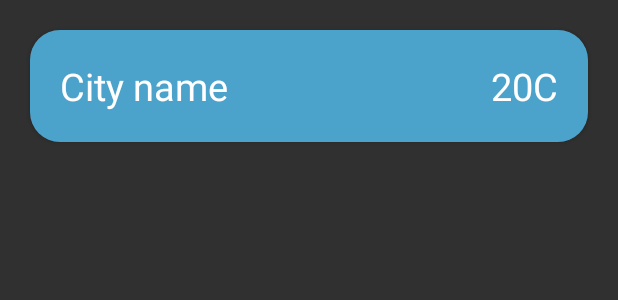
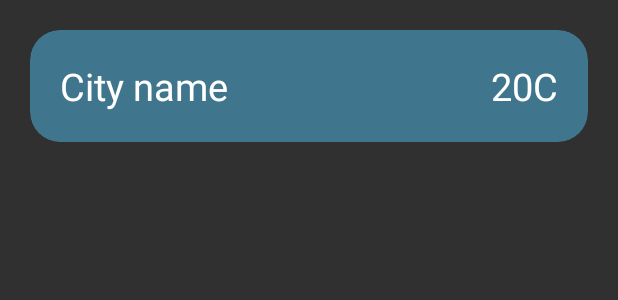
Before and after one commit to Filipm1996/WeatherApp, an Android app: the layout recycler_view_element.xml on its own in the app's theme, with its tools: preview values and no code run, on a phone screen of 412 x 824 dp. Shown: the top 300 px of the screen. Run offline under Robolectric (Android 15) with nearby library versions, the phone set to English and light mode, and no system bars.

Commit message:
layout changed

```diff
--- a/app/src/main/java/com/example/weathertask/activity_fragments/CityWeatherActivity.kt
+++ b/app/src/main/java/com/example/weathertask/activity_fragments/CityWeatherActivity.kt
@@ -19,11 +19,11 @@ class CityWeatherActivity : AppCompatActivity() {
 
     private fun setText() {
         binding.cityTitle.text = weather.cityName
-        Picasso.get().load("https://openweathermap.org/img/wn/${weather.icon}@2x.png").into(binding.weatherIcon)
+        Picasso.get().load("https://openweathermap.org/img/wn/${weather.icon}@2x.png").fit().centerCrop().into(binding.weatherIcon)
         binding.weatherDescription.text = weather.description
         binding.temperatureFellValue.text = weather.tempFell.toString() +" \u2103"
         binding.temperature.text = weather.temp.toString() +" \u2103"
-        binding.presureValue.text = weather.pressure.toString() + " hPa"
+        binding.pressureValue.text = weather.pressure.toString() + " hPa"
         binding.visibilityValue.text = weather.visibility.toString() + " m"
         binding.windSpeedValue.text = weather.windSpeed.toString() +" m/s"
         binding.cloudinessValue.text = weather.cloudiness.toString() + " %"
--- a/app/src/main/res/layout/activity_main.xml
+++ b/app/src/main/res/layout/activity_main.xml
@@ -3,15 +3,15 @@
     xmlns:tools="http://schemas.android.com/tools"
     android:layout_width="match_parent"
     android:layout_height="match_parent"
-    android:background="@color/light_marine"
+    android:background="@drawable/pexels_frederik_s_rensen_2404843"
     xmlns:app="http://schemas.android.com/apk/res-auto"
     tools:context=".activity_fragments.MainActivity">
 
     <androidx.constraintlayout.widget.ConstraintLayout
         android:layout_width="match_parent"
         android:layout_height="wrap_content"
-        android:padding="10dp"
-        android:background="@color/dark_marine"
+        android:padding="5dp"
+        android:background="@color/marine"
         android:id="@+id/searchConstraintLayout"
         app:layout_constraintTop_toTopOf="parent"
         >
--- a/app/src/main/res/layout/recycler_view_element.xml
+++ b/app/src/main/res/layout/recycler_view_element.xml
@@ -1,33 +1,36 @@
 <?xml version="1.0" encoding="utf-8"?>
 <androidx.cardview.widget.CardView xmlns:android="http://schemas.android.com/apk/res/android"
+    xmlns:app="http://schemas.android.com/apk/res-auto"
     android:layout_width="match_parent"
     android:layout_height="wrap_content"
-    xmlns:app="http://schemas.android.com/apk/res-auto"
     android:layout_margin="20dp"
-    app:cardCornerRadius="20dp">
+    app:cardBackgroundColor="@color/marine_transparent"
+    app:cardCornerRadius="20dp"
+    app:cardElevation="0dp">
+
     <androidx.constraintlayout.widget.ConstraintLayout
         android:layout_width="match_parent"
-    android:padding="20dp"
-    android:background="@color/marine"
-    android:layout_height="wrap_content">
+        android:layout_height="wrap_content"
+        android:padding="20dp">
+
         <TextView
-        app:layout_constraintStart_toStartOf="parent"
-        app:layout_constraintTop_toTopOf="parent"
+            android:id="@+id/cityName"
             android:layout_width="wrap_content"
             android:layout_height="wrap_content"
             android:text="City name"
-        android:id="@+id/cityName"
             android:textColor="@color/white"
-        android:textSize="25sp"/>
+            android:textSize="25sp"
+            app:layout_constraintStart_toStartOf="parent"
+            app:layout_constraintTop_toTopOf="parent" />
 
         <TextView
+            android:id="@+id/temperature"
             android:layout_width="wrap_content"
             android:layout_height="wrap_content"
-        android:id="@+id/temperature"
+            android:text="20C"
+            android:textColor="@color/white"
+            android:textSize="25sp"
             app:layout_constraintEnd_toEndOf="parent"
-        app:layout_constraintTop_toTopOf="parent"
-        android:textSize="25sp"
-        android:text="20C"
-        android:textColor="@color/white"/>
+            app:layout_constraintTop_toTopOf="parent" />
     </androidx.constraintlayout.widget.ConstraintLayout>
 </androidx.cardview.widget.CardView>
--- a/app/src/main/res/values/colors.xml
+++ b/app/src/main/res/values/colors.xml
@@ -10,4 +10,6 @@
     <color name="marine">#4BA2CA</color>
     <color name="light_marine">#87CAE8</color>
     <color name="dark_marine">#3D82A1</color>
+    <color name="dark_marine_transparent">#9B3D82A1</color>
+    <color name="marine_transparent">#9B4BA2CA</color>
 </resources>
```
Also changed, not shown: app/src/main/res/layout/activity_city_weather.xml (+29 -27 lines), 1 other file. Lines whose indentation alone changed are shown as unchanged.
